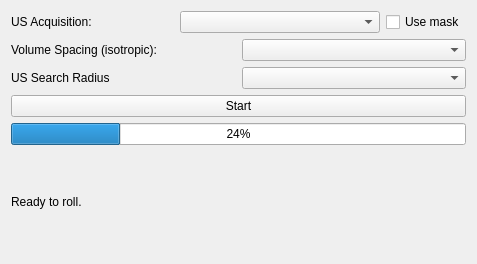
The window that IbisPlugins/GPU_VolumeReconstruction/gpu_volumereconstructionwidget.ui (IbisNeuronav/Ibis) describes before a commit, drawn with Qt 5.
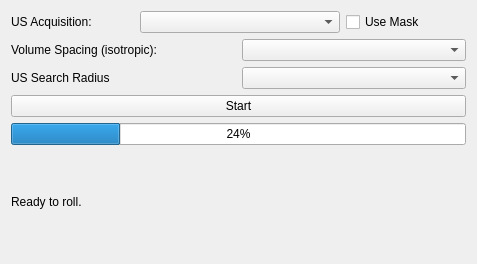
The same window after the commit.

```diff
--- a/IbisPlugins/GPU_VolumeReconstruction/gpu_volumereconstructionwidget.ui
+++ b/IbisPlugins/GPU_VolumeReconstruction/gpu_volumereconstructionwidget.ui
@@ -43,12 +43,12 @@
       <widget class="QCheckBox" name="useMaskCheckBox">
        <property name="maximumSize">
         <size>
-         <width>80</width>
+         <width>120</width>
          <height>16777215</height>
         </size>
        </property>
        <property name="text">
-        <string>Use mask</string>
+        <string>Use Mask</string>
        </property>
       </widget>
      </item>
```
